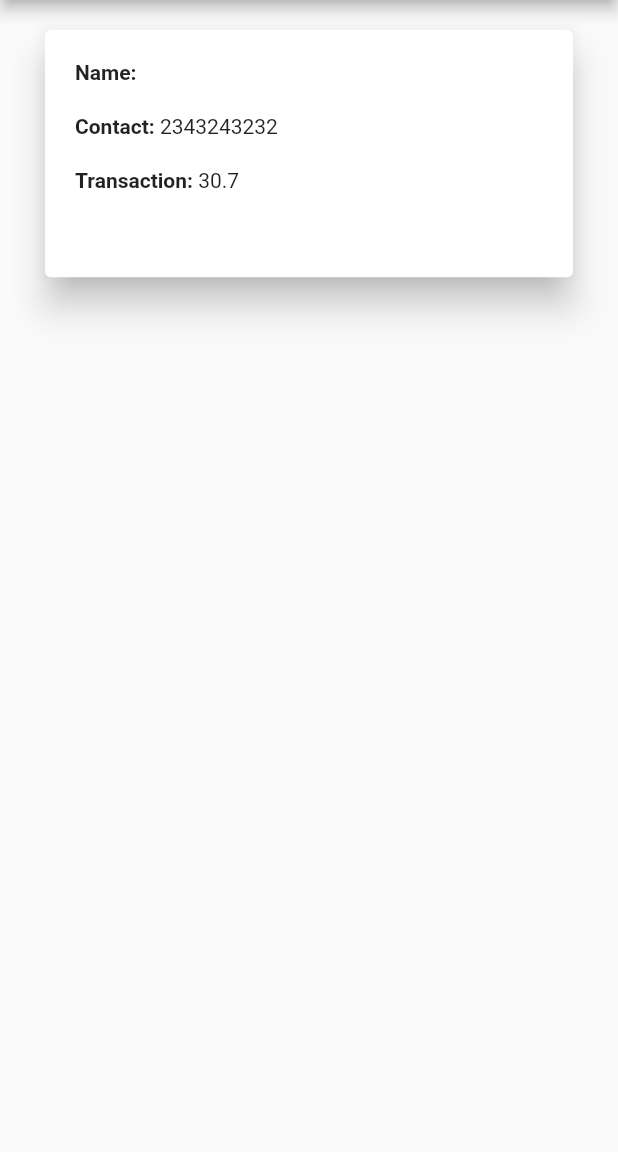
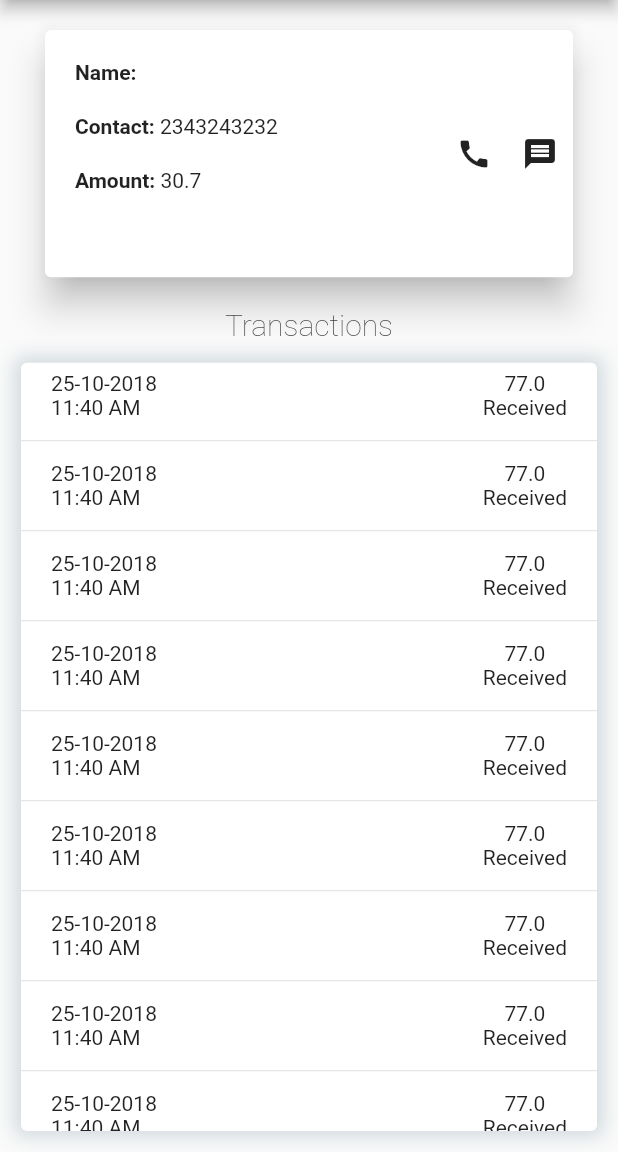
Before and after one commit to ankitsainidev/bahi-khata, a Flutter app: the ClientDetail screen opened directly with empty values, on a phone screen of 412 x 824 dp, the part 84-1236 px from its top. Run offline on Flutter 3.47's test engine with Material 2 defaults, Android fonts, the phone set to English and light mode, and no system bars.

Commit message:
finishing client detail ui

```diff
--- a/lib/ClientDetail/ClientDetail.dart
+++ b/lib/ClientDetail/ClientDetail.dart
@@ -2,6 +2,7 @@ import 'package:flutter/material.dart';
 import '../share/appBar.dart';
 import '../share/contactInfo.dart';
 import './text.dart';
+import './alltrans.dart';
 
 //random comment
 //ano
@@ -16,10 +17,10 @@ class ClientDetail extends StatelessWidget {
     this.name = info.name;
     this.number = info.contact;
     this.transaction = info.transaction;
-    // TODO: implement build
     return Scaffold(
         appBar: MyAppBar.getAppBar(),
-      body: Container(
+        body: Column(children: [
+          Container(
             padding: EdgeInsets.all(0),
             width: double.infinity,
             height: MediaQuery.of(context).size.height / 5,
@@ -30,16 +31,40 @@ class ClientDetail extends StatelessWidget {
                 margin: EdgeInsets.all(0),
                 child: Padding(
                     padding: EdgeInsets.all(10),
+                    child: Row(
+                      children: <Widget>[
+                        Expanded(
                           child: Column(
                             crossAxisAlignment: CrossAxisAlignment.start,
                             children: <Widget>[
                               MyText('Name', this.name),
                               MyText('Contact', this.number),
-                  MyText('Transaction', this.transaction.toString()),
+                              MyText('Amount', this.transaction.toString()),
                             ],
                           ),
-            )),
                         ),
-    );
+                        Row(
+                          children: <Widget>[
+                            Padding(
+                                padding: EdgeInsets.all(20),
+                                child: Icon(Icons.call)),
+                            Icon(Icons.message),
+
+                          ],
+                        )
+                      ],
+                    ))),
+          ),
+          Text('Transactions',style: TextStyle(fontWeight: FontWeight.w200,fontSize: 20),),
+          Expanded(
+              child: Container(
+                  decoration: BoxDecoration(boxShadow: [BoxShadow(blurRadius: 10,color: Colors.blueGrey[100])]),
+                  margin: EdgeInsets.all(10),
+                  child: Card(
+
+                    elevation: 0,
+                    child: AllTrans(),
+                  )))
+        ]));
   }
 }
--- /dev/null
+++ b/lib/ClientDetail/alltrans.dart
@@ -0,0 +1,20 @@
+import 'package:flutter/material.dart';
+import './trascation.dart';
+import './transactionClass.dart';
+class AllTrans extends StatelessWidget{
+
+  @override
+  Widget build(BuildContext context) {
+    return ListView.separated(
+
+      itemCount: 20,
+      itemBuilder: (context, index){
+
+        return Trascation(TransactionClass());
+      },
+      separatorBuilder: (context,index){
+        return Divider();
+      },
+    );
+  }
+}
--- /dev/null
+++ b/lib/ClientDetail/transactionClass.dart
@@ -0,0 +1,12 @@
+class TransactionClass{
+  String date;
+  String time;
+  double money;
+  String action;
+  TransactionClass({String date: '25-10-2018', String time: '11:40 AM', double money: 77}){
+    this.date = date;
+    this.time = time;
+    this.money = money;
+    this.action = money<0?'Paid':'Received';
+  }
+}
--- /dev/null
+++ b/lib/ClientDetail/trascation.dart
@@ -0,0 +1,32 @@
+import 'package:flutter/material.dart';
+import './transactionClass.dart';
+import './alltrans.dart';
+class Trascation extends StatelessWidget{
+  TransactionClass data;
+  Trascation(this.data);
+  @override
+  Widget build(BuildContext context) {
+
+    return  Container(
+      padding: EdgeInsets.symmetric(vertical: 6,horizontal: 20),
+      child: Row(children: <Widget>[
+      Expanded(
+      child: Column(
+        crossAxisAlignment: CrossAxisAlignment.start,
+        children: <Widget>[
+          Text(data.date),
+         Text(data.time),
+        ],
+      ),),
+      Column(
+        children: <Widget>[
+          Text(data.money.toString()),
+          Text(data.action),
+        ],
+      )
+    ],));
+
+
+  }
+
+}
--- a/lib/clientList/clientList.dart
+++ b/lib/clientList/clientList.dart
@@ -17,15 +17,22 @@ class ClientList extends StatelessWidget {
       appBar: MyAppBar.getAppBar(),
       floatingActionButton: FloatingActionButton(
         onPressed: (){
-          Navigator.pushNamed(context, '/ClientDetail');
+          Navigator.pushNamed(context, '/newClient');
         },
         child: Icon(Icons.person_add),
       ),
-      body: ListView.builder(
-        itemCount: 300,
-        itemBuilder: (ctxt, index) =>
-            ContactCard(ContactInfo(this.contacts[index])),
+      body: ListView.separated(
+        itemCount: 1000,
+        separatorBuilder: (context, index){
+          return Divider(color: Colors.grey[400],);
+        },
+
+
+        itemBuilder: (ctxt, index){
+          print(index);
+            return ContactCard(ContactInfo('idex'+index.toString()));},
       ),
+
     );
   }
 }
--- a/lib/clientList/contactCard.dart
+++ b/lib/clientList/contactCard.dart
@@ -6,12 +6,12 @@ class ContactCard extends StatelessWidget {
   ContactCard(this.data);
   @override
   Widget build(BuildContext context) {
+
     return MaterialButton(
       onPressed: () {
         Navigator.pushNamed(context, '/ClientDetail', arguments: this.data);
       },
-      child: Card(
-        child: Row(
+      child:  Row(
           children: <Widget>[
             Icon(Icons.person),
             Expanded(
@@ -28,7 +28,7 @@ class ContactCard extends StatelessWidget {
             Text('by'),
           ],
         ),
-      ),
+
     );
   }
 }
--- a/lib/home/home.dart
+++ b/lib/home/home.dart
@@ -12,7 +12,7 @@ class Home extends StatelessWidget {
       body: Column(
         children: <Widget>[
           CardButton('CLIENT',nextRoute: '/clientList'),
-          CardButton('PAYABLE'),
+          CardButton('PAYABLE',nextRoute: '/login',),
           CardButton('REVENUE'),
         ],
 
--- /dev/null
+++ b/lib/loginUI.dart/login.dart
@@ -0,0 +1,13 @@
+import 'package:flutter/material.dart';
+import '../share/appBar.dart';
+class Login extends StatelessWidget{
+  String routeName ='/login';
+  @override
+  Widget build(BuildContext context) {
+    // TODO: implement build
+    return Scaffold(
+      appBar: MyAppBar.getAppBar(),
+      body: Text('hyy'),
+      );
+  }
+}
--- a/lib/main.dart
+++ b/lib/main.dart
@@ -3,6 +3,8 @@ import './home/home.dart';
 import './newClient/newClient.dart';
 import './clientList/clientList.dart';
 import './ClientDetail/ClientDetail.dart';
+import './listtry.dart';
+import './loginUI.dart/login.dart';
 void main()=> runApp(MyApp());
 class MyApp extends StatelessWidget{
   @override
@@ -10,10 +12,12 @@ class MyApp extends StatelessWidget{
     return MaterialApp(
       initialRoute: Home().routeName,
       routes: {
+        // TryList().routeName: (context) =>TryList(),
         Home().routeName: (context) => Home(),
         ClientList().routeName: (context) => ClientList(),
         ClientDetail().routeName: (context) => ClientDetail(),
         NewClient().routeName: (context) => NewClient(),
+        Login().routeName: (context) => Login(),
       }
 
     );
```
Lines whose indentation alone changed are shown as unchanged.
